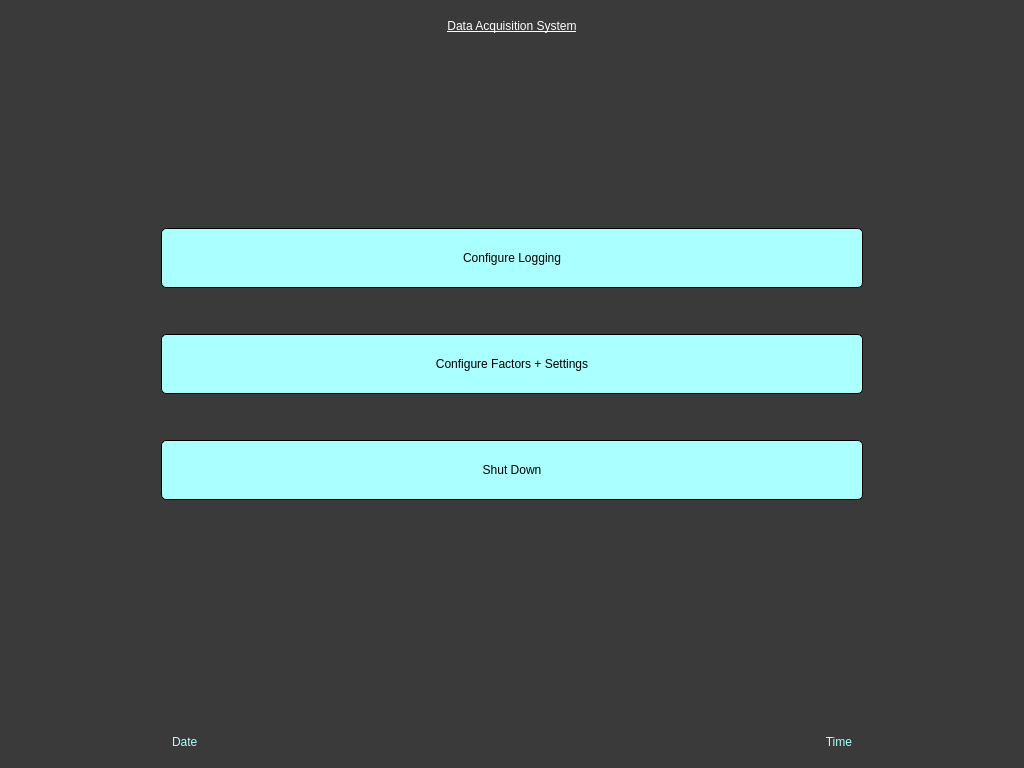
Before: the Qt Designer form firstwindow.ui in Mubshr07/DAQ, drawn with Qt 5.
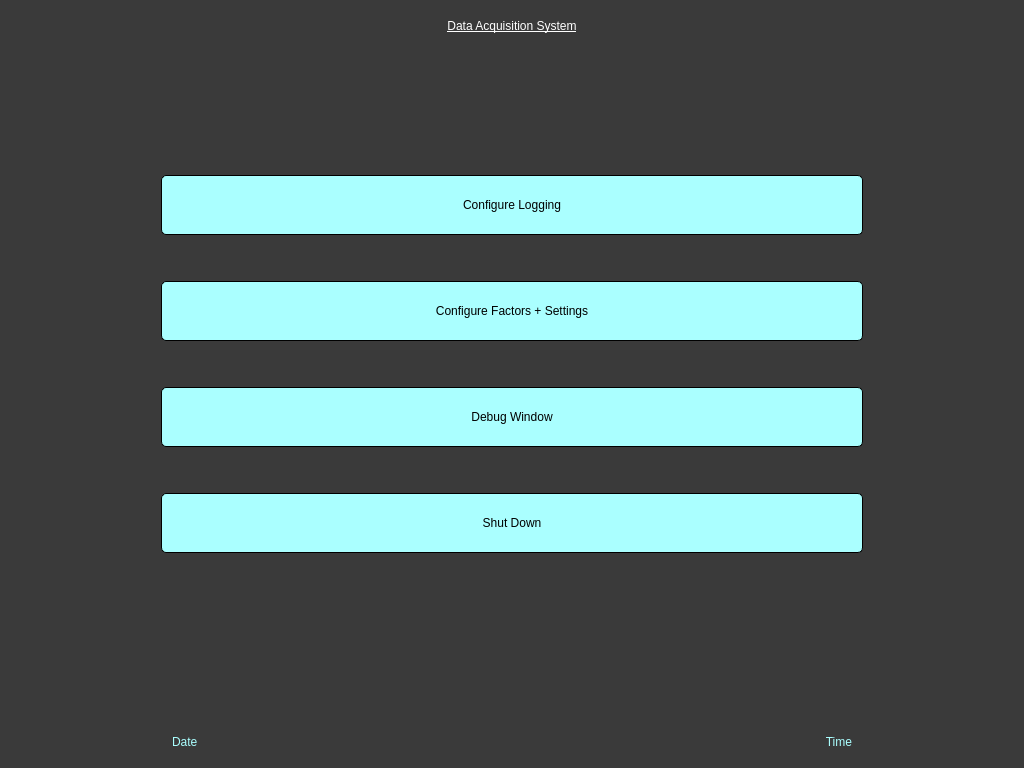
After: the same form once the commit is applied.

Patch:
```diff
--- a/firstwindow.ui
+++ b/firstwindow.ui
@@ -181,6 +181,41 @@
          </property>
         </spacer>
        </item>
+       <item>
+        <widget class="QPushButton" name="pb_DebugWindow">
+         <property name="sizePolicy">
+          <sizepolicy hsizetype="Preferred" vsizetype="Fixed">
+           <horstretch>0</horstretch>
+           <verstretch>0</verstretch>
+          </sizepolicy>
+         </property>
+         <property name="minimumSize">
+          <size>
+           <width>0</width>
+           <height>60</height>
+          </size>
+         </property>
+         <property name="text">
+          <string>Debug Window</string>
+         </property>
+        </widget>
+       </item>
+       <item>
+        <spacer name="verticalSpacer_7">
+         <property name="orientation">
+          <enum>Qt::Vertical</enum>
+         </property>
+         <property name="sizeType">
+          <enum>QSizePolicy::Preferred</enum>
+         </property>
+         <property name="sizeHint" stdset="0">
+          <size>
+           <width>20</width>
+           <height>40</height>
+          </size>
+         </property>
+        </spacer>
+       </item>
        <item>
         <widget class="QPushButton" name="pb_ShutDown">
          <property name="sizePolicy">
```
